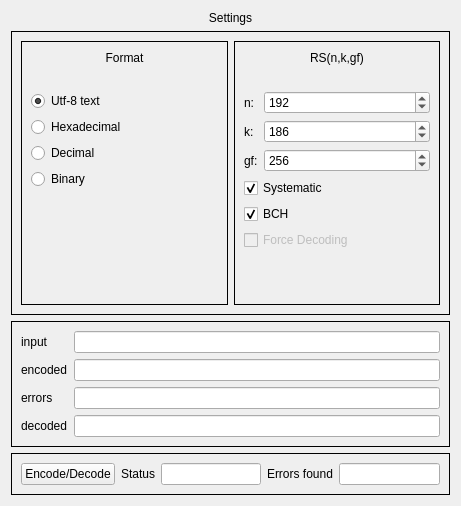
Before: the Qt Designer form src/phyether/gui/ui/rs_widget.ui in iwanicki92/Ethernet-physical-layer-simulator, drawn with Qt 5.
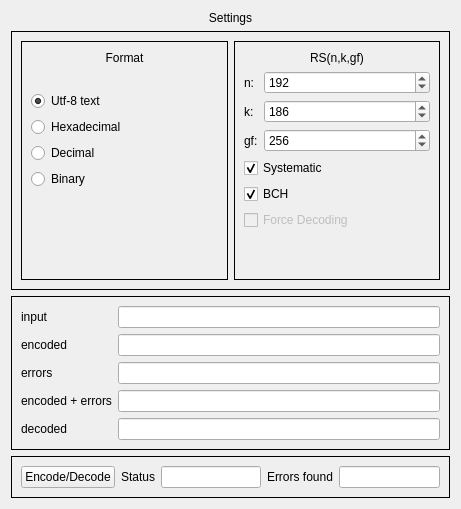
After: the same form once the commit is applied. Custom widgets are drawn as their Qt base class.

Commit message: gui: add errors to ReedSolomon, fix stuck format

Patch:
```diff
--- a/src/phyether/gui/ui/rs_widget.ui
+++ b/src/phyether/gui/ui/rs_widget.ui
@@ -325,27 +325,6 @@
         <enum>QFrame::Panel</enum>
        </property>
        <layout class="QFormLayout" name="inputFormLayout">
-        <item row="3" column="0">
-         <widget class="QLabel" name="label_4">
-          <property name="text">
-           <string>decoded</string>
-          </property>
-         </widget>
-        </item>
-        <item row="2" column="0">
-         <widget class="QLabel" name="errors_label">
-          <property name="text">
-           <string>errors</string>
-          </property>
-         </widget>
-        </item>
-        <item row="1" column="0">
-         <widget class="QLabel" name="label_9">
-          <property name="text">
-           <string>encoded</string>
-          </property>
-         </widget>
-        </item>
         <item row="0" column="0">
          <widget class="QLabel" name="label_10">
           <property name="text">
@@ -360,6 +339,13 @@
           </property>
          </widget>
         </item>
+        <item row="1" column="0">
+         <widget class="QLabel" name="label_9">
+          <property name="text">
+           <string>encoded</string>
+          </property>
+         </widget>
+        </item>
         <item row="1" column="1">
          <widget class="QLineEdit" name="encoded_lineEdit">
           <property name="toolTip">
@@ -370,6 +356,13 @@
           </property>
          </widget>
         </item>
+        <item row="2" column="0">
+         <widget class="QLabel" name="errors_label">
+          <property name="text">
+           <string>errors</string>
+          </property>
+         </widget>
+        </item>
         <item row="2" column="1">
          <widget class="QLineEdit" name="errors_lineEdit">
           <property name="toolTip">
@@ -377,7 +370,14 @@
           </property>
          </widget>
         </item>
-        <item row="3" column="1">
+        <item row="4" column="0">
+         <widget class="QLabel" name="label_4">
+          <property name="text">
+           <string>decoded</string>
+          </property>
+         </widget>
+        </item>
+        <item row="4" column="1">
          <widget class="QLineEdit" name="decoded_lineEdit">
           <property name="toolTip">
            <string>&lt;html&gt;&lt;head/&gt;&lt;body&gt;&lt;p&gt;Message after decoding&lt;/p&gt;&lt;/body&gt;&lt;/html&gt;</string>
@@ -387,6 +387,20 @@
           </property>
          </widget>
         </item>
+        <item row="3" column="0">
+         <widget class="QLabel" name="label_8">
+          <property name="text">
+           <string>encoded + errors</string>
+          </property>
+         </widget>
+        </item>
+        <item row="3" column="1">
+         <widget class="QLineEdit" name="encoded_err_lineEdit">
+          <property name="readOnly">
+           <bool>true</bool>
+          </property>
+         </widget>
+        </item>
        </layout>
       </widget>
      </item>
```
The commit also changes 2 other files.
